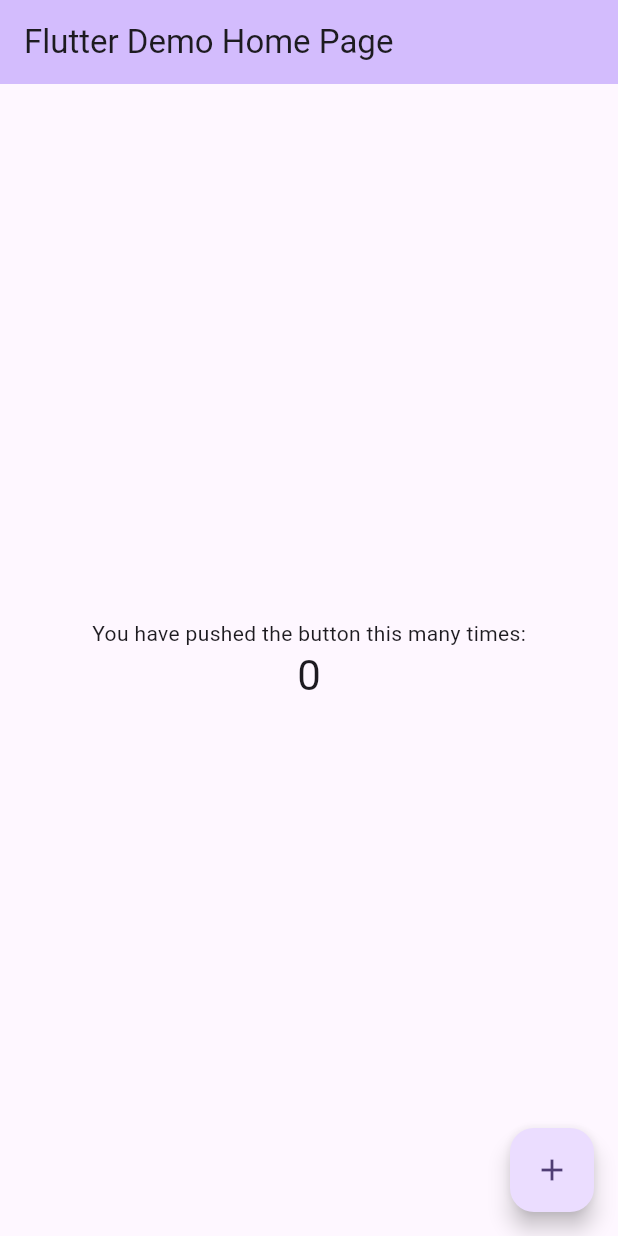
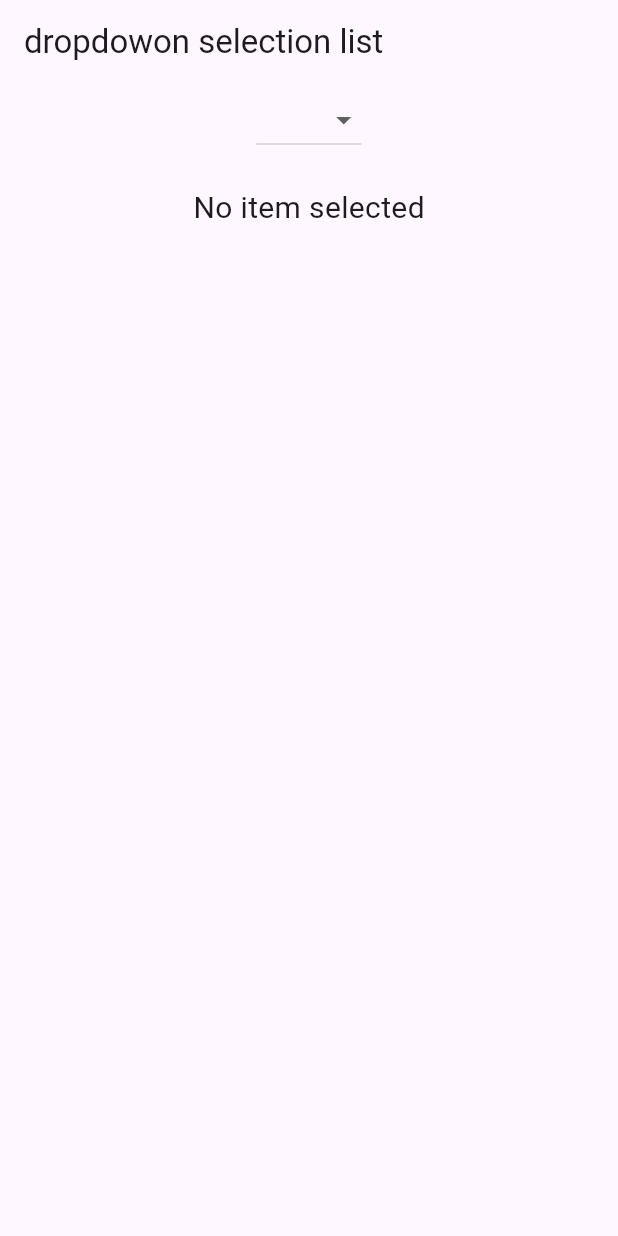
Before and after one commit to hershey984/listItemSelector, a Flutter app: the screen it shows after launch, on a phone screen of 412 x 824 dp. Run offline on Flutter 3.47's test engine with Material 3 defaults, Android fonts, the phone set to English and light mode, and no system bars.

Commit message:
feature addded

```diff
--- a/feature2/lib/main.dart
+++ b/feature2/lib/main.dart
@@ -1,125 +1,72 @@
 import 'package:flutter/material.dart';
 
 void main() {
-  runApp(const MyApp());
+  runApp(MyApp());
 }
 
 class MyApp extends StatelessWidget {
-  const MyApp({super.key});
-
-  // This widget is the root of your application.
   @override
   Widget build(BuildContext context) {
     return MaterialApp(
-      title: 'Flutter Demo',
-      theme: ThemeData(
-        // This is the theme of your application.
-        //
-        // TRY THIS: Try running your application with "flutter run". You'll see
-        // the application has a purple toolbar. Then, without quitting the app,
-        // try changing the seedColor in the colorScheme below to Colors.green
-        // and then invoke "hot reload" (save your changes or press the "hot
-        // reload" button in a Flutter-supported IDE, or press "r" if you used
-        // the command line to start the app).
-        //
-        // Notice that the counter didn't reset back to zero; the application
-        // state is not lost during the reload. To reset the state, use hot
-        // restart instead.
-        //
-        // This works for code too, not just values: Most code changes can be
-        // tested with just a hot reload.
-        colorScheme: ColorScheme.fromSeed(seedColor: Colors.deepPurple),
-        useMaterial3: true,
-      ),
-      home: const MyHomePage(title: 'Flutter Demo Home Page'),
+      home: MyHomePage(),
     );
   }
 }
 
 class MyHomePage extends StatefulWidget {
-  const MyHomePage({super.key, required this.title});
-
-  // This widget is the home page of your application. It is stateful, meaning
-  // that it has a State object (defined below) that contains fields that affect
-  // how it looks.
-
-  // This class is the configuration for the state. It holds the values (in this
-  // case the title) provided by the parent (in this case the App widget) and
-  // used by the build method of the State. Fields in a Widget subclass are
-  // always marked "final".
-
-  final String title;
-
   @override
-  State<MyHomePage> createState() => _MyHomePageState();
+  _MyHomePageState createState() => _MyHomePageState();
 }
 
 class _MyHomePageState extends State<MyHomePage> {
-  int _counter = 0;
 
-  void _incrementCounter() {
-    setState(() {
-      // This call to setState tells the Flutter framework that something has
-      // changed in this State, which causes it to rerun the build method below
-      // so that the display can reflect the updated values. If we changed
-      // _counter without calling setState(), then the build method would not be
-      // called again, and so nothing would appear to happen.
-      _counter++;
-    });
-  }
+  String? selectedItem;
+
+  final List<String> items = ['Item 1', 'Item 2', 'Item 3', 'Item 4'];
 
   @override
   Widget build(BuildContext context) {
-    // This method is rerun every time setState is called, for instance as done
-    // by the _incrementCounter method above.
-    //
-    // The Flutter framework has been optimized to make rerunning build methods
-    // fast, so that you can just rebuild anything that needs updating rather
-    // than having to individually change instances of widgets.
     return Scaffold(
       appBar: AppBar(
-        // TRY THIS: Try changing the color here to a specific color (to
-        // Colors.amber, perhaps?) and trigger a hot reload to see the AppBar
-        // change color while the other colors stay the same.
-        backgroundColor: Theme.of(context).colorScheme.inversePrimary,
-        // Here we take the value from the MyHomePage object that was created by
-        // the App.build method, and use it to set our appbar title.
-        title: Text(widget.title),
+        title: Text('dropdowon selection list'),
       ),
       body: Center(
-        // Center is a layout widget. It takes a single child and positions it
-        // in the middle of the parent.
         child: Column(
-          // Column is also a layout widget. It takes a list of children and
-          // arranges them vertically. By default, it sizes itself to fit its
-          // children horizontally, and tries to be as tall as its parent.
-          //
-          // Column has various properties to control how it sizes itself and
-          // how it positions its children. Here we use mainAxisAlignment to
-          // center the children vertically; the main axis here is the vertical
-          // axis because Columns are vertical (the cross axis would be
-          // horizontal).
-          //
-          // TRY THIS: Invoke "debug painting" (choose the "Toggle Debug Paint"
-          // action in the IDE, or press "p" in the console), to see the
-          // wireframe for each widget.
-          mainAxisAlignment: MainAxisAlignment.center,
-          children: <Widget>[
-            const Text(
-              'You have pushed the button this many times:',
+          children: [
+
+            DropdownButton<String>(
+
+              value: selectedItem,
+              items: items.map((String item) {
+                return DropdownMenuItem<String>(
+                  value: item,
+                  child: Text(item),
+                );
+              }).toList(),
+              onChanged: (newValue) {
+                setState(() {
+                  selectedItem = newValue;
+                });
+              },
             ),
-            Text(
-              '$_counter',
-              style: Theme.of(context).textTheme.headlineMedium,
-            ),
+
+            SizedBox(height: 20),
+
+
+            if (selectedItem != null)
+              Text(
+                'Selected Item: $selectedItem',
+                style: TextStyle(fontSize: 20),
+              ),
+
+            if (selectedItem == null)
+              Text(
+                'No item selected',
+                style: TextStyle(fontSize: 20),
+              ),
           ],
         ),
       ),
-      floatingActionButton: FloatingActionButton(
-        onPressed: _incrementCounter,
-        tooltip: 'Increment',
-        child: const Icon(Icons.add),
-      ), // This trailing comma makes auto-formatting nicer for build methods.
     );
   }
 }
```
